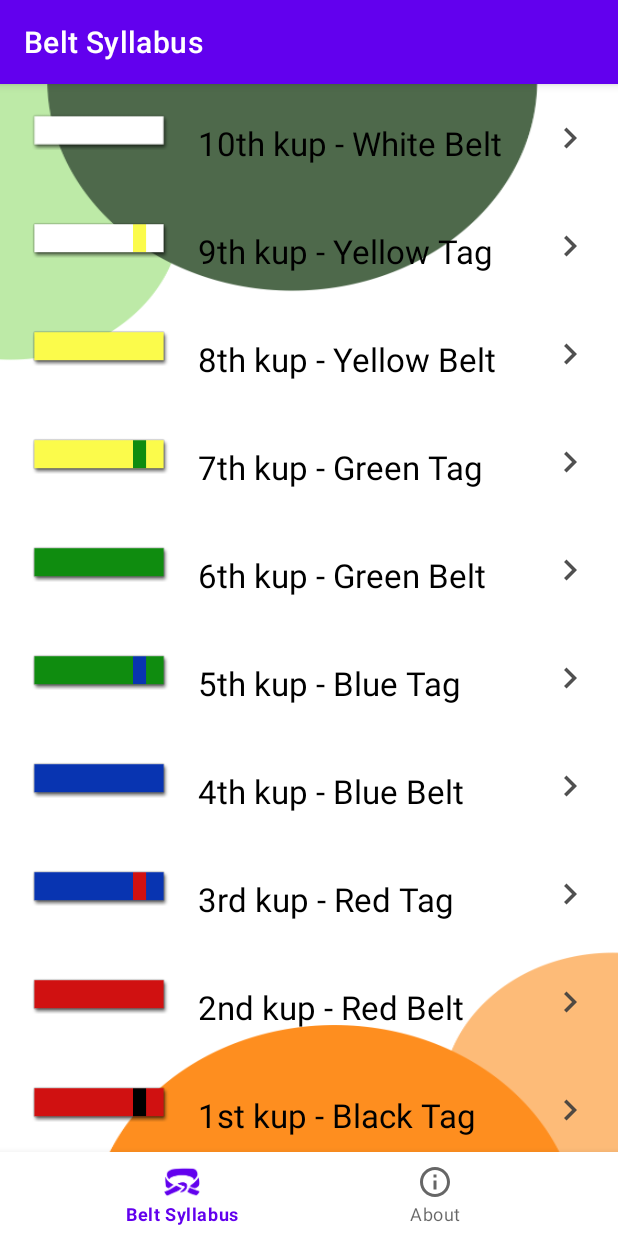
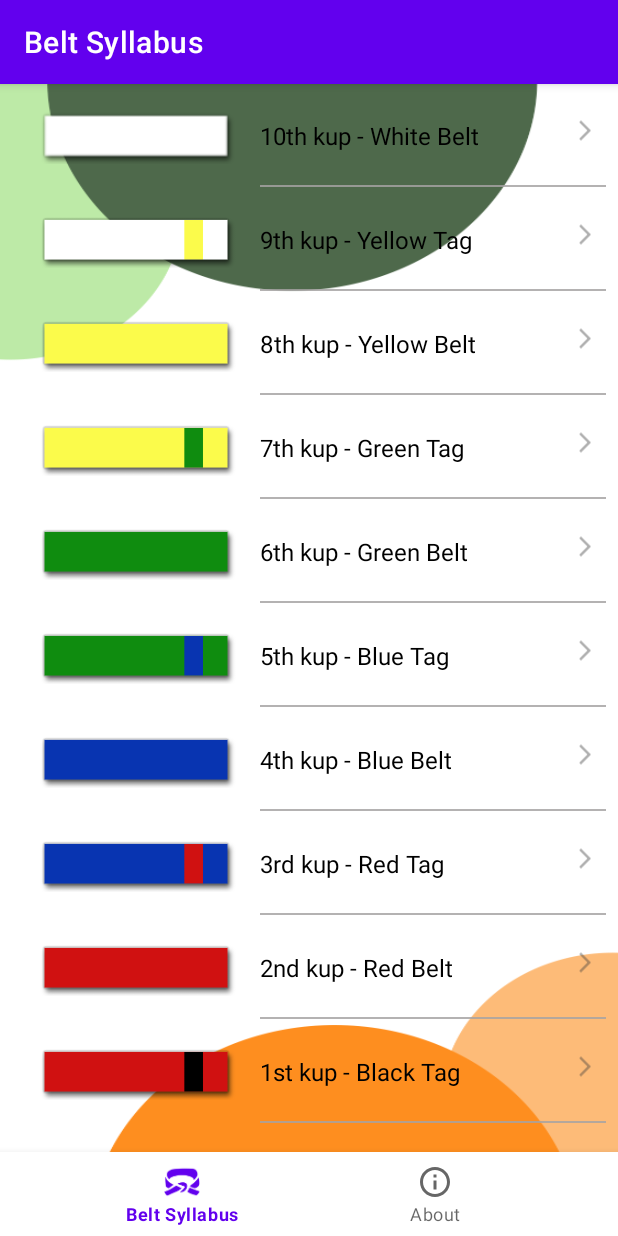
Before and after one commit to yanna-stepanova/TaekwBelt, an Android app: the screen it shows after launch (MainActivity), on a phone screen of 412 x 824 dp. Run offline under Robolectric (Android 15) with nearby library versions, the light colour scheme and no system bars; our stand-ins replace data binding, navigation-ui.

Commit message:
Fix the layout of image + text in the list of belts.  Add "Separator" line to be displayed between items in the list

```diff
--- a/app/build.gradle
+++ b/app/build.gradle
@@ -66,6 +66,7 @@ dependencies {
     implementation 'com.google.android.material:material:1.8.0'
     implementation 'androidx.constraintlayout:constraintlayout:2.1.4'
     implementation 'androidx.recyclerview:recyclerview:1.3.0'
+
     implementation 'androidx.navigation:navigation-fragment:2.5.3'
     implementation 'androidx.navigation:navigation-ui:2.5.3'
     implementation 'androidx.vectordrawable:vectordrawable:1.1.0'
--- a/app/src/main/java/com/example/taekwbelt/BeltsAdapter.java
+++ b/app/src/main/java/com/example/taekwbelt/BeltsAdapter.java
@@ -2,10 +2,8 @@ package com.example.taekwbelt;
 
 import android.app.Activity;
 import android.content.Context;
-import android.media.Image;
 import android.view.LayoutInflater;
 import android.view.ViewGroup;
-import android.widget.ImageView;
 
 import androidx.annotation.NonNull;
 import androidx.databinding.DataBindingUtil;
@@ -17,7 +15,6 @@ import com.example.taekwbelt.models.UBGradingItem;
 import com.example.taekwbelt.models.UBGradingMaterial;
 
 import java.util.ArrayList;
-import java.util.Locale;
 
 
 public class BeltsAdapter extends RecyclerView.Adapter <BeltsViewHolder> {
@@ -53,16 +50,16 @@ public class BeltsAdapter extends RecyclerView.Adapter <BeltsViewHolder> {
         Activity activity = (Activity) _myContext;
         holder.getItemBeltBinding().beltNameTextView.setText(object.getGrade());
 
-        //search in resourses ID-icon(int) from "grading.json"(string)
+        //search in resources ID-icon(int) from "grading.json"(string)
         String nameIcon = object.getIconName();
         if (nameIcon.endsWith(".png"))
             nameIcon = nameIcon.substring(0, nameIcon.length() - 4); // there's just a name without ".png"
-        Integer myIconInt = activity.getResources().getIdentifier(nameIcon, "drawable",
+        int myIconInt = activity.getResources().getIdentifier(nameIcon, "drawable",
                 activity.getPackageName());
         holder.getItemBeltBinding().imageBelt.setImageResource(myIconInt);
 
         holder.getItemBeltBinding().imageButtonNext.setImageResource(R.drawable.ic_navigate_next);
-        holder.getItemBeltBinding().barrier.getMargin();
+        holder.getItemBeltBinding().viewLine.findViewById(R.id.view_line);
     }
 
     @Override
--- a/app/src/main/java/com/example/taekwbelt/ui/belts/BeltsFragment.java
+++ b/app/src/main/java/com/example/taekwbelt/ui/belts/BeltsFragment.java
@@ -9,7 +9,9 @@ import android.widget.TextView;
 import androidx.annotation.NonNull;
 import androidx.fragment.app.Fragment;
 import androidx.lifecycle.ViewModelProvider;
+import androidx.recyclerview.widget.DividerItemDecoration;
 import androidx.recyclerview.widget.LinearLayoutManager;
+import androidx.recyclerview.widget.RecyclerView;
 
 import com.example.taekwbelt.BeltsAdapter;
 import com.example.taekwbelt.R;
@@ -40,6 +42,7 @@ public class BeltsFragment extends Fragment {
             beltsFragmentBinding.recyclerView.setLayoutManager(new LinearLayoutManager(getActivity()));
             beltsFragmentBinding.recyclerView.setAdapter(beltsAdapter);
             beltsFragmentBinding.recyclerView.setHasFixedSize(true);
+
         } catch (Exception e) {
             e.getMessage();
             e.printStackTrace();
--- a/app/src/main/res/drawable/ic_navigate_next.xml
+++ b/app/src/main/res/drawable/ic_navigate_next.xml
@@ -1,6 +1,6 @@
-<vector android:alpha="0.9" android:autoMirrored="true"
+<vector android:alpha="0.41" android:autoMirrored="true"
     android:height="24dp" android:tint="#3C3C3C"
     android:viewportHeight="24" android:viewportWidth="24"
     android:width="24dp" xmlns:android="http://schemas.android.com/apk/res/android">
-    <path android:fillColor="@android:color/white" android:pathData="M10,6L8.59,7.41 13.17,12l-4.58,4.59L10,18l6,-6z"/>
+    <path android:fillColor="@android:color/white" android:pathData="M6.23,20.23l1.77,1.77l10,-10l-10,-10l-1.77,1.77l8.23,8.23z"/>
 </vector>
--- a/app/src/main/res/layout/item_belt.xml
+++ b/app/src/main/res/layout/item_belt.xml
@@ -3,52 +3,76 @@
     xmlns:app="http://schemas.android.com/apk/res-auto"
     xmlns:tools="http://schemas.android.com/tools"
     android:layout_width="match_parent"
-    android:layout_height="wrap_content" >
+    android:layout_height="wrap_content">
 
     <ImageView
         android:id="@+id/imageBelt"
-        android:layout_width="100dp"
-        android:layout_height="50dp"
+        android:layout_width="149dp"
+        android:layout_height="37dp"
         android:layout_marginStart="16dp"
-        android:layout_marginTop="6dp"
-        tools:src="@drawable/ic_image_of_belt"
+        android:layout_marginTop="16dp"
+        android:layout_marginEnd="8dp"
+        android:layout_marginBottom="16dp"
+        app:layout_constraintBottom_toBottomOf="parent"
+        app:layout_constraintEnd_toStartOf="@+id/beltNameTextView"
         app:layout_constraintStart_toStartOf="parent"
-        app:layout_constraintTop_toTopOf="parent"/>
+        app:layout_constraintTop_toTopOf="parent"
+        app:layout_constraintVertical_bias="1.0"
+        tools:src="@drawable/ic_image_of_belt" />
 
     <TextView
         android:id="@+id/beltNameTextView"
         android:layout_width="0dp"
         android:layout_height="wrap_content"
-        android:layout_marginStart="16dp"
+        android:layout_marginTop="16dp"
+        android:layout_marginBottom="16dp"
         android:lines="1"
         android:textColor="@color/black"
-        android:textSize="22sp"
+        android:textSize="16sp"
         app:layout_constraintBottom_toBottomOf="parent"
         app:layout_constraintEnd_toStartOf="@id/imageButtonNext"
         app:layout_constraintStart_toEndOf="@id/imageBelt"
-        app:layout_constraintTop_toTopOf="@id/imageBelt"
+        app:layout_constraintTop_toTopOf="parent"
+        app:layout_constraintVertical_bias="0.466"
         tools:text="Some name of belt" />
 
     <ImageView
         android:id="@+id/imageButtonNext"
-        android:layout_width="40dp"
-        android:layout_height="40dp"
-        tools:src="@drawable/ic_navigate_next"
+        android:layout_width="28dp"
+        android:layout_height="30dp"
+        android:layout_marginTop="16dp"
+        android:layout_marginEnd="8dp"
+        android:layout_marginBottom="16dp"
+        android:background="?android:attr/selectableItemBackgroundBorderless"
         android:padding="6dp"
-        android:layout_marginEnd="12dp"
-        android:background="?android:attr/selectableItemBackgroundBorderless"
+        app:layout_constraintBottom_toBottomOf="parent"
+        app:layout_constraintEnd_toEndOf="parent"
+        app:layout_constraintStart_toEndOf="@+id/beltNameTextView"
         app:layout_constraintTop_toTopOf="parent"
-        app:layout_constraintBottom_toBottomOf="parent"
-        app:layout_constraintEnd_toEndOf="parent"/>
+        app:layout_constraintVertical_bias="0.0"
+        tools:src="@drawable/ic_navigate_next" />
 
     <androidx.constraintlayout.widget.Barrier
         android:id="@+id/barrier"
         android:layout_width="wrap_content"
         android:layout_height="0dp"
+        android:background="#04010B"
         app:barrierDirection="bottom"
-        app:barrierMargin="10dp"
+        app:barrierMargin="20dp"
         app:constraint_referenced_ids="imageBelt,beltNameTextView,imageButtonNext"
-        tools:layout_editor_absoluteY="56dp" />
+        app:layout_constraintTop_toTopOf="parent"
+        tools:visibility="visible" />
+
+    <View
+        android:id="@+id/view_line"
+        android:layout_width="0dp"
+        android:layout_height="1dp"
+        android:layout_marginTop="21dp"
+        android:background="#D5A6A3A3"
+        app:layout_constraintBottom_toBottomOf="parent"
+        app:layout_constraintEnd_toEndOf="@id/imageButtonNext"
+        app:layout_constraintStart_toStartOf="@id/beltNameTextView"
+        app:layout_constraintTop_toBottomOf="@id/beltNameTextView" />
 
     <Space
         android:layout_width="wrap_content"
```
Also changed, not shown: app/src/main/AndroidManifest.xml (+5 -3 lines).
